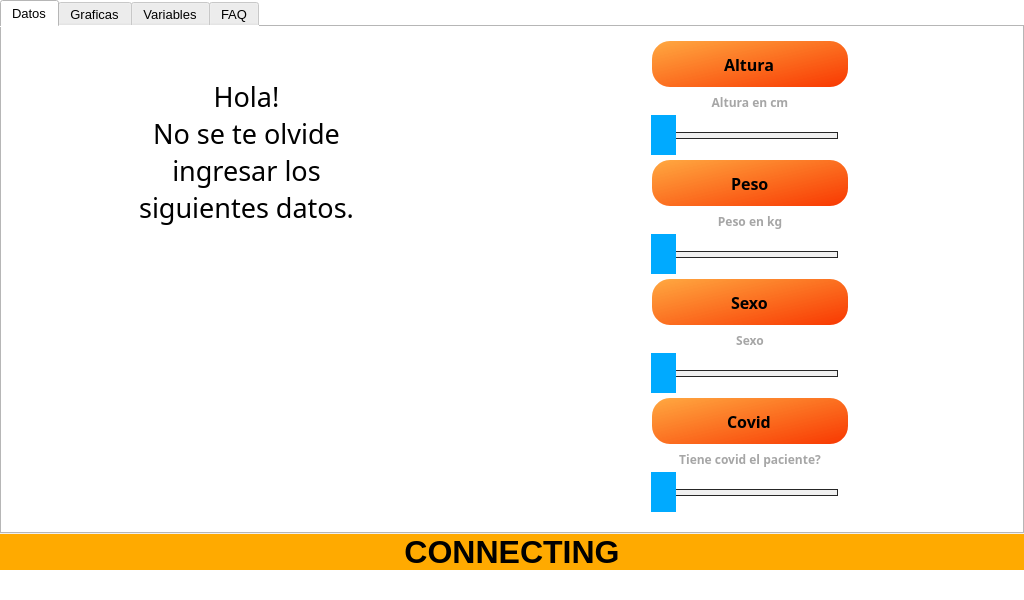
JulianDuque97/EPI, file _main_.ui: the form before one commit.
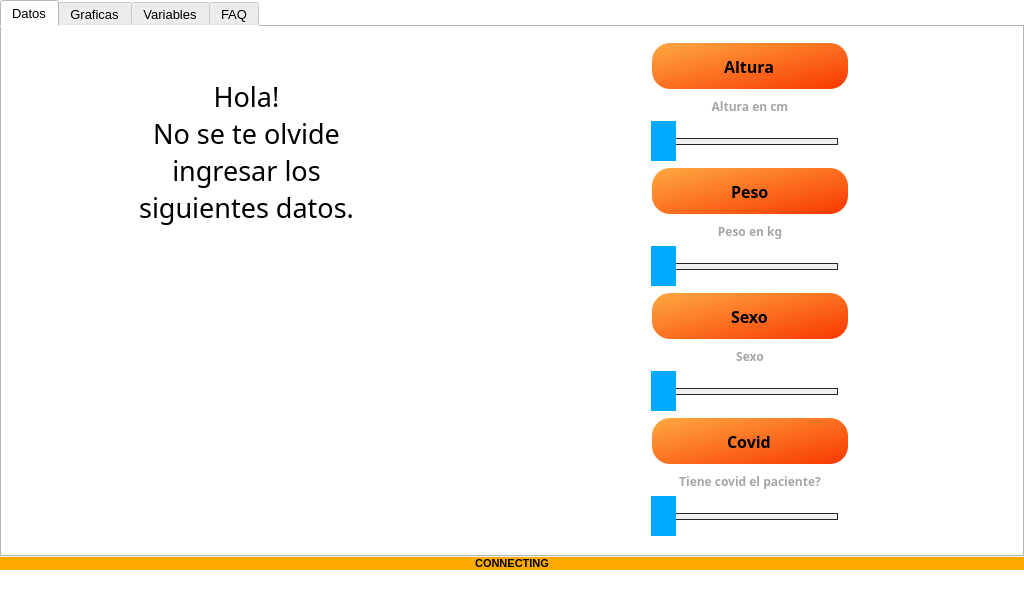
The form after the commit. Icons and pictures are not drawn. Custom widgets are drawn as their Qt base class.

```diff
--- a/_main_.ui
+++ b/_main_.ui
@@ -52,7 +52,7 @@
      <widget class="QLabel" name="label">
       <property name="font">
        <font>
-        <pointsize>24</pointsize>
+        <pointsize>8</pointsize>
         <weight>75</weight>
         <bold>true</bold>
        </font>
```
